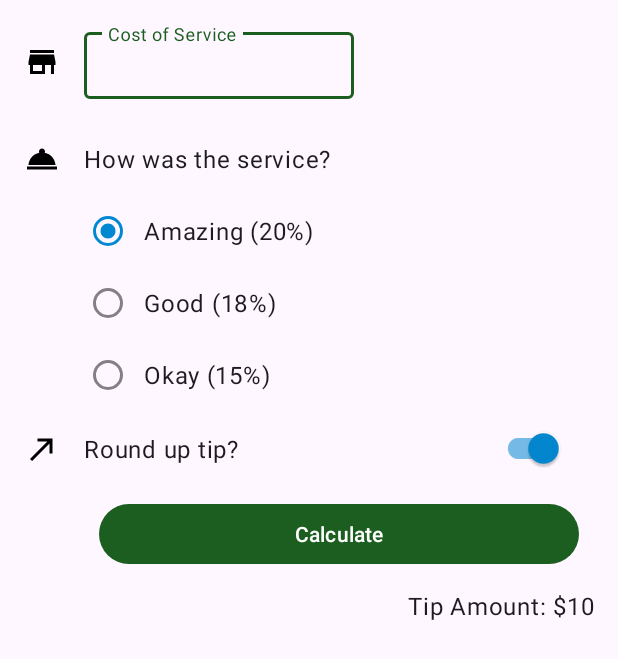
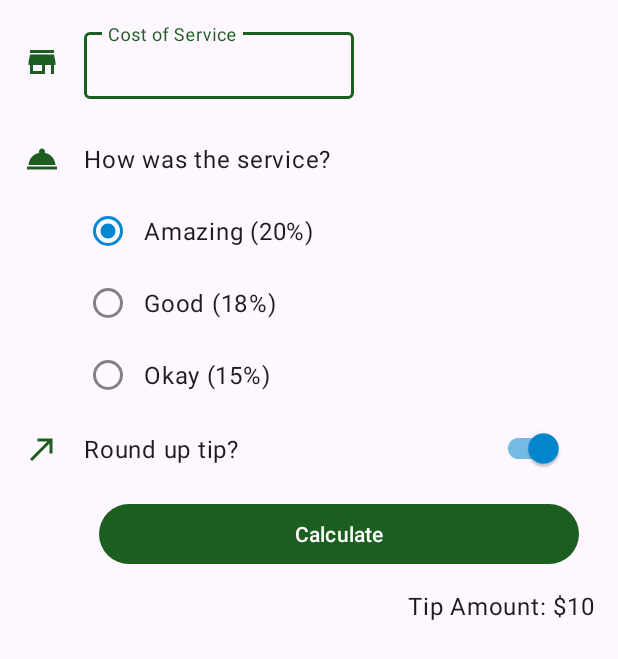
Before and after one commit to Olorinmith/Tip_calculator, an Android app: the layout activity_main.xml on its own in the app's theme, with its tools: preview values and no code run, on a phone screen of 412 x 824 dp. Shown: the top 659 px of the screen. Run offline under Robolectric (Android 15) with nearby library versions, the phone set to English and light mode, and no system bars.

Commit message:
Adjust the tint of the vector drawables

```diff
--- a/app/src/main/res/drawable/ic_round_up.xml
+++ b/app/src/main/res/drawable/ic_round_up.xml
@@ -1,5 +1,11 @@
-<vector android:autoMirrored="true" android:height="24dp"
-    android:tint="#000000" android:viewportHeight="24"
-    android:viewportWidth="24" android:width="24dp" xmlns:android="http://schemas.android.com/apk/res/android">
-    <path android:fillColor="@android:color/white" android:pathData="M9,5v2h6.59L4,18.59 5.41,20 17,8.41V15h2V5z"/>
+<vector xmlns:android="http://schemas.android.com/apk/res/android"
+    android:width="24dp"
+    android:height="24dp"
+    android:autoMirrored="true"
+    android:tint="?attr/colorPrimary"
+    android:viewportWidth="24"
+    android:viewportHeight="24">
+    <path
+        android:fillColor="@android:color/white"
+        android:pathData="M9,5v2h6.59L4,18.59 5.41,20 17,8.41V15h2V5z" />
 </vector>
--- a/app/src/main/res/drawable/ic_service.xml
+++ b/app/src/main/res/drawable/ic_service.xml
@@ -1,5 +1,10 @@
-<vector android:height="24dp" android:tint="#000000"
-    android:viewportHeight="24" android:viewportWidth="24"
-    android:width="24dp" xmlns:android="http://schemas.android.com/apk/res/android">
-    <path android:fillColor="@android:color/white" android:pathData="M2,17h20v2L2,19zM13.84,7.79c0.1,-0.24 0.16,-0.51 0.16,-0.79 0,-1.1 -0.9,-2 -2,-2s-2,0.9 -2,2c0,0.28 0.06,0.55 0.16,0.79C6.25,8.6 3.27,11.93 3,16h18c-0.27,-4.07 -3.25,-7.4 -7.16,-8.21z"/>
+<vector xmlns:android="http://schemas.android.com/apk/res/android"
+    android:width="24dp"
+    android:height="24dp"
+    android:tint="?attr/colorPrimary"
+    android:viewportWidth="24"
+    android:viewportHeight="24">
+    <path
+        android:fillColor="@android:color/white"
+        android:pathData="M2,17h20v2L2,19zM13.84,7.79c0.1,-0.24 0.16,-0.51 0.16,-0.79 0,-1.1 -0.9,-2 -2,-2s-2,0.9 -2,2c0,0.28 0.06,0.55 0.16,0.79C6.25,8.6 3.27,11.93 3,16h18c-0.27,-4.07 -3.25,-7.4 -7.16,-8.21z" />
 </vector>
--- a/app/src/main/res/drawable/ic_store.xml
+++ b/app/src/main/res/drawable/ic_store.xml
@@ -1,5 +1,10 @@
-<vector android:height="24dp" android:tint="#000000"
-    android:viewportHeight="24" android:viewportWidth="24"
-    android:width="24dp" xmlns:android="http://schemas.android.com/apk/res/android">
-    <path android:fillColor="@android:color/white" android:pathData="M20,4L4,4v2h16L20,4zM21,14v-2l-1,-5L4,7l-1,5v2h1v6h10v-6h4v6h2v-6h1zM12,18L6,18v-4h6v4z"/>
+<vector xmlns:android="http://schemas.android.com/apk/res/android"
+    android:width="24dp"
+    android:height="24dp"
+    android:tint="?attr/colorPrimary"
+    android:viewportWidth="24"
+    android:viewportHeight="24">
+    <path
+        android:fillColor="@android:color/white"
+        android:pathData="M20,4L4,4v2h16L20,4zM21,14v-2l-1,-5L4,7l-1,5v2h1v6h10v-6h4v6h2v-6h1zM12,18L6,18v-4h6v4z" />
 </vector>
```
